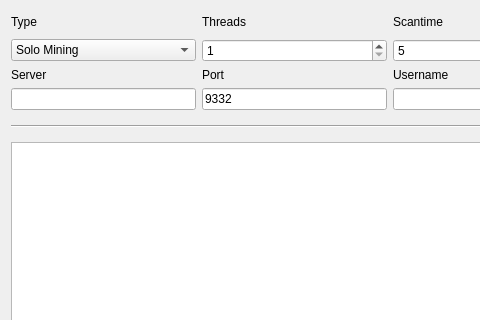
First picture: the form in src/qt/forms/miningpage.ui, repository AppleByteMe/AppleByte, before the edit; both pictures show x 0 to 480 and y 0 to 320 of the 780 by 636 pixel window.
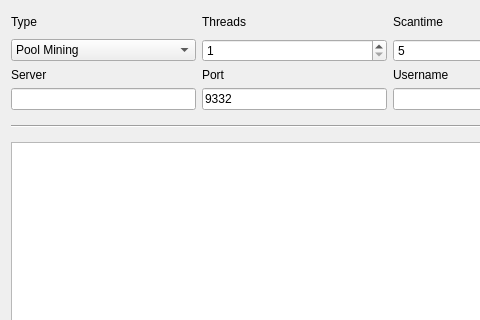
Second picture: the form after the edit.

Commit message: Set pool mining to be default

The edit to the form file:
```diff
--- a/src/qt/forms/miningpage.ui
+++ b/src/qt/forms/miningpage.ui
@@ -202,7 +202,7 @@
      </property>
      <item>
       <property name="text">
-       <string>Solo Mining</string>
+       <string>Pool Mining</string>
       </property>
      </item>
      <item>
```
Left out of the diff: 2 changed lines with no effect on the pictures. The commit also changes 1 other file.
